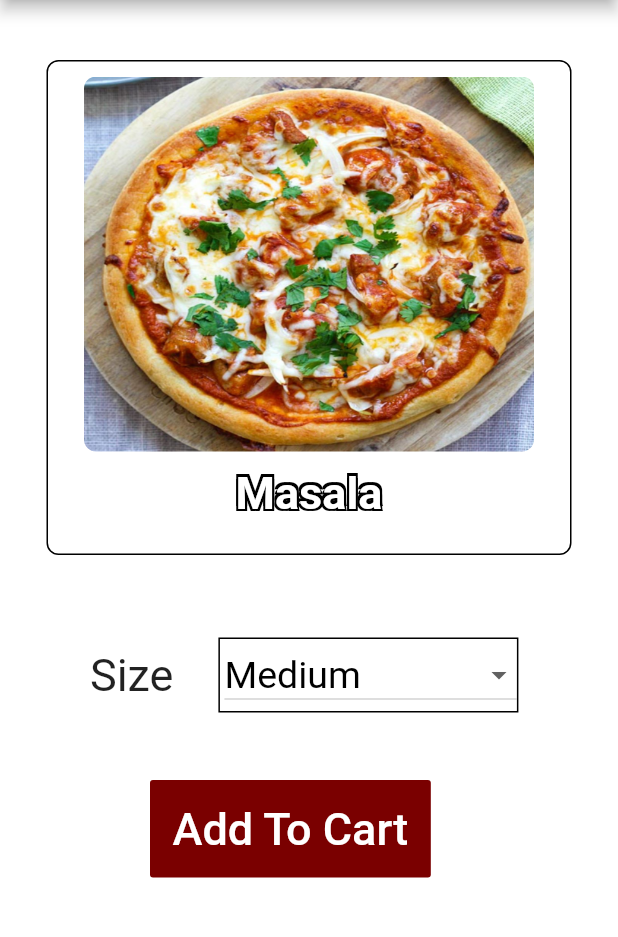
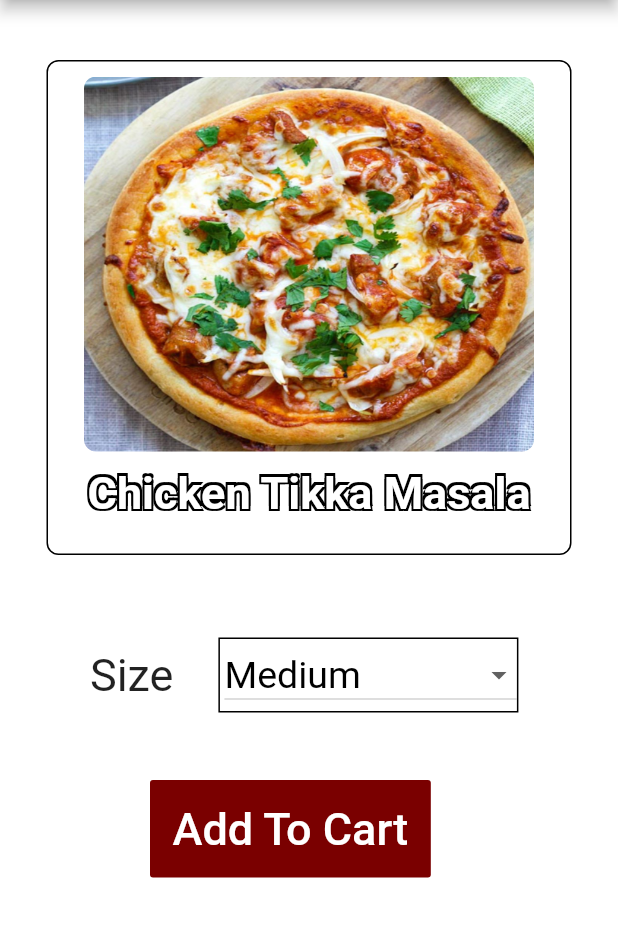
Before and after one commit to akhiljain99/PizzaApp, a Flutter app: the SpecialtyPizzasMenu screen opened by its route, scrolled down 1152 dp, after a tap on "Chicken Tikka Masala Pizza", on a phone screen of 412 x 824 dp, the part 84-1021 px from its top. Run offline on Flutter 3.47's test engine with Material 2 defaults, Android fonts, the phone set to English and light mode, and no system bars.

Commit message:
Show before discount price and changed specialty pizza name

```diff
--- a/lib/ShoppingCart.dart
+++ b/lib/ShoppingCart.dart
@@ -28,6 +28,7 @@ class ShoppingCart extends StatefulWidget {
 
 class _ShoppingCartState extends State<ShoppingCart> {
   double _price = 0;
+  double _beforeDiscount = 0;
   double _createYourOwnPrice = 0;
   double _specialtyPizzaPrice = 0;
   bool _specialtyRemove = false;
@@ -43,6 +44,7 @@ class _ShoppingCartState extends State<ShoppingCart> {
   int quantity = 1;
   int createYourOwnQuantity = 1;
   String _strdiscount = 'false';
+  String _strdiscountPrice = 'false';
   String _quantity;
   @override
   Widget build(BuildContext context) {
@@ -631,9 +633,11 @@ class _ShoppingCartState extends State<ShoppingCart> {
                           }
                           _price += item.price * item.quantity;
                         }
+                        _beforeDiscount = _price;
                         if (_price >= 50){
                           _price *= 0.85;
                           _strdiscount = 'true';
+                          _strdiscountPrice = _beforeDiscount.toStringAsFixed(2);
                         }
                         // calculate the tax and the total.
                         _tax = _price * 0.07;
@@ -643,7 +647,7 @@ class _ShoppingCartState extends State<ShoppingCart> {
                         var _totalStr = _total.toStringAsFixed(2);
                         Navigator.pushNamed(
                             context, '/Checkout',
-                            arguments: {'price': _number, 'tax': _taxStr, 'total': _totalStr, 'discount': _strdiscount},
+                            arguments: {'price': _number, 'tax': _taxStr, 'total': _totalStr, 'discount': _strdiscount, 'beforeDiscount': _strdiscountPrice},
                           );
                       },
                       child: Text(
--- a/lib/SpecialtyPizzaPurchase.dart
+++ b/lib/SpecialtyPizzaPurchase.dart
@@ -50,7 +50,7 @@ class _SpecialtyPizzaPurchaseState extends State<SpecialtyPizzaPurchase> {
       case 'Hawaiian': pizzaName = data.values.first;
                         fileName = "Assets/HawaiianPizza.jpg";
       break;
-      case 'Masala': pizzaName = data.values.first;
+      case 'Chicken Tikka Masala': pizzaName = data.values.first;
                       fileName = "Assets/MasalaPizza.jpg";
       break;
     }
--- a/lib/SpecialtyPizzas.dart
+++ b/lib/SpecialtyPizzas.dart
@@ -476,7 +476,7 @@ class SpecialtyPizzasMenu extends StatelessWidget {
                   onPressed: () {
                     print('Specialty Pizzas has been clicked');
                     Navigator.pushNamed(context, '/SpecialtyPizzaPurchase', arguments: {
-                      'pizzaType': "Masala",
+                      'pizzaType': "Chicken Tikka Masala",
                     });
                   },
                   child: Column(
```
Also changed, not shown: lib/Checkout.dart (+11 -1 lines).
